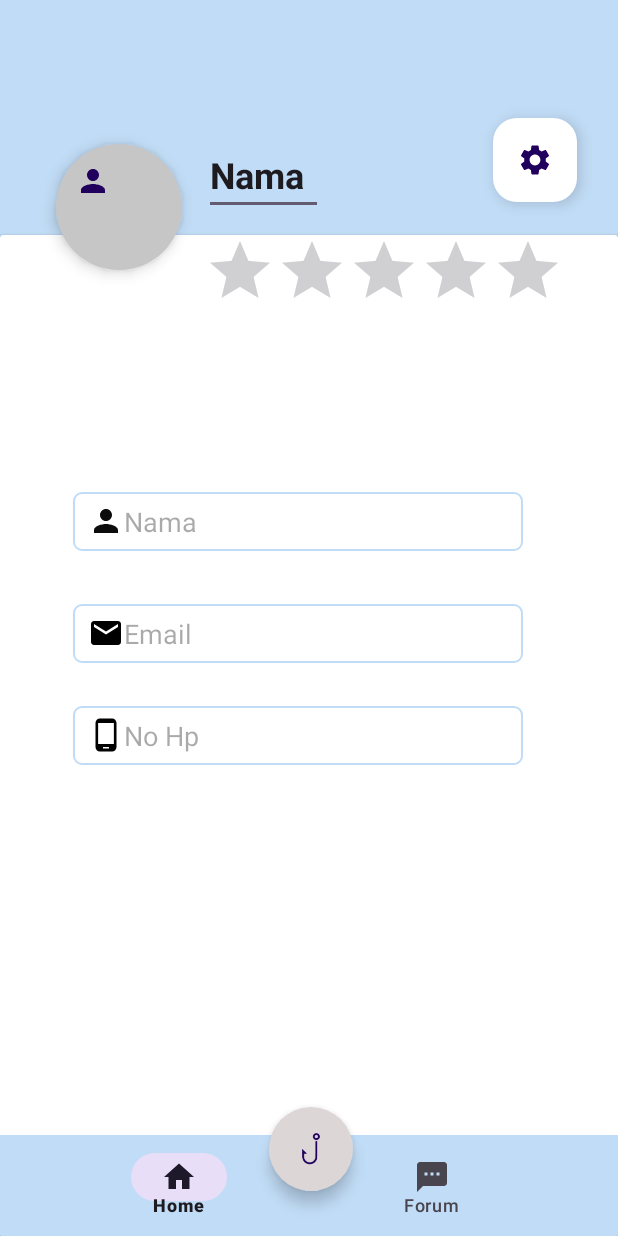
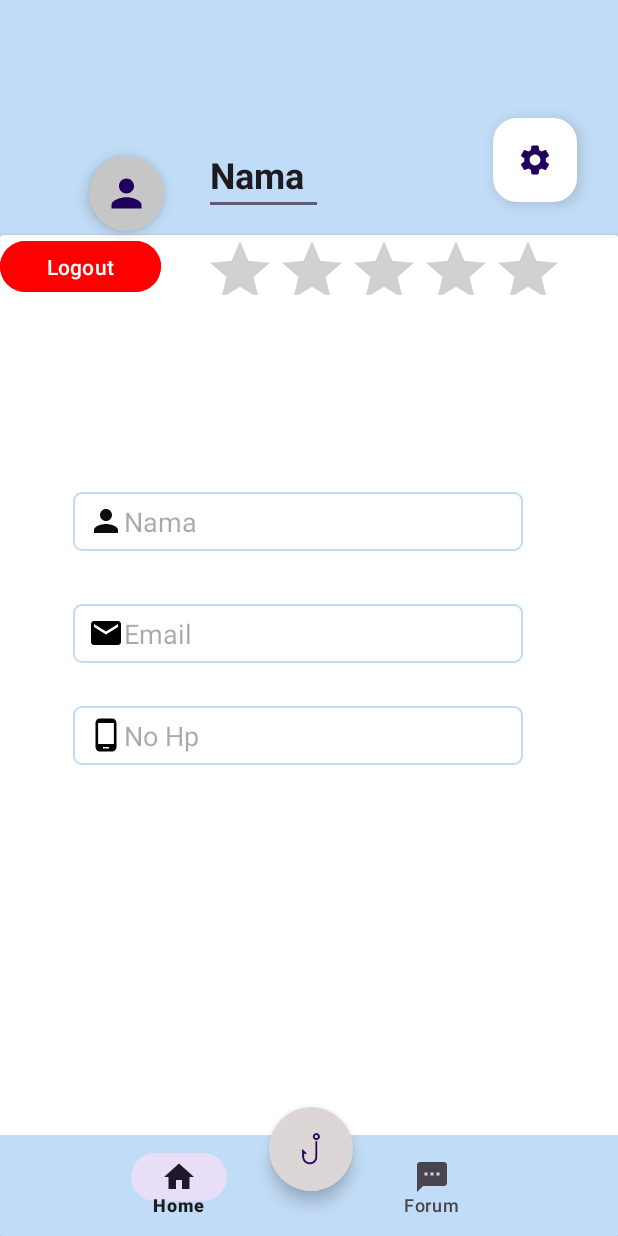
Before and after one commit to Akhdiiyat/Roufish, an Android app: the profile screen opened directly, with no data from a screen before it, on a phone screen of 412 x 824 dp. Run offline under Robolectric (Android 15) with nearby library versions, the phone set to English and light mode, and no system bars.

Commit message:
fix bug button plus minus dihalaman beli langsung
bismiallah ga ada bug lagi

```diff
--- a/app/src/main/java/com/example/roufish/Beli_Langsung.java
+++ b/app/src/main/java/com/example/roufish/Beli_Langsung.java
@@ -12,15 +12,20 @@ import com.google.android.material.floatingactionbutton.FloatingActionButton;
 
 public class Beli_Langsung extends AppCompatActivity {
 
-    private TextView textzero;
+    TextView textzero;
     private int nilaipesanan = 0;
 
+    public void tambahpesanan(int i) {
+        nilaipesanan += i;
+        nilaipesanan = Math.max(0,nilaipesanan);
+        textzero.setText(String.valueOf(nilaipesanan));
+    }
     @Override
     protected void onCreate(Bundle savedInstanceState) {
         super.onCreate(savedInstanceState);
         setContentView(R.layout.activity_beli_langsung);
 
-        TextView textzero = findViewById(R.id.btn_zero);
+        textzero = findViewById(R.id.btn_zero);
         Button plus = findViewById(R.id.btn_plus);
         Button minus = findViewById(R.id.btn_minus);
 
@@ -37,6 +42,7 @@ public class Beli_Langsung extends AppCompatActivity {
         plus.setOnClickListener(new View.OnClickListener() {
             @Override
             public void onClick(View v) {
+
                 tambahpesanan(1);
             }
         });
@@ -44,17 +50,14 @@ public class Beli_Langsung extends AppCompatActivity {
         minus.setOnClickListener(new View.OnClickListener() {
             @Override
             public void onClick(View view) {
+
                 tambahpesanan(-1);
             }
         });
 
 
     }
-    private void tambahpesanan(int i) {
-        nilaipesanan += i;
-        nilaipesanan = Math.max(0,nilaipesanan);
-        textzero.setText(String.valueOf(nilaipesanan));
-    }
+
 
 
 }
--- a/app/src/main/res/layout/activity_beli_langsung.xml
+++ b/app/src/main/res/layout/activity_beli_langsung.xml
@@ -148,6 +148,7 @@
                 android:layout_height="21dp"
                 android:background="@color/white"
                 android:backgroundTint="@color/black"
+                android:textAlignment="center"
                 android:text="0"
                 android:textAllCaps="false"
                 android:textColor="@color/white"
--- a/app/src/main/res/layout/activity_profile.xml
+++ b/app/src/main/res/layout/activity_profile.xml
@@ -58,8 +58,8 @@
 
             <RatingBar
                 android:id="@+id/ratingBar"
-                android:layout_width="236dp"
-                android:layout_height="46dp"
+                android:layout_width="242dp"
+                android:layout_height="40dp"
                 android:layout_marginStart="136dp"
                 android:isIndicator="false"
                 android:numStars="5"
@@ -121,6 +121,15 @@
                 app:layout_constraintStart_toStartOf="parent"
                 app:layout_constraintTop_toTopOf="parent" />
 
+            <Button
+                android:id="@+id/btn_logout"
+                android:layout_width="107dp"
+                android:layout_height="42dp"
+                android:backgroundTint="@color/red"
+                android:text="Logout"
+                tools:layout_editor_absoluteX="152dp"
+                tools:layout_editor_absoluteY="350dp" />
+
 
         </androidx.constraintlayout.widget.ConstraintLayout>
 
@@ -156,10 +165,10 @@
 
     <com.google.android.material.floatingactionbutton.FloatingActionButton
         android:id="@+id/floatingActionButton2"
-        android:layout_width="84dp"
-        android:layout_height="84dp"
+        android:layout_width="51dp"
+        android:layout_height="50dp"
         android:layout_gravity="end|bottom"
-        android:layout_marginTop="96dp"
+        android:layout_marginTop="104dp"
         android:clickable="true"
         android:isScrollContainer="false"
         android:src="@drawable/ic_person"
@@ -167,10 +176,10 @@
         app:backgroundTint="#C6C6C6"
         app:fabCustomSize="50dp"
         app:layout_constraintEnd_toEndOf="parent"
-        app:layout_constraintHorizontal_bias="0.113"
+        app:layout_constraintHorizontal_bias="0.163"
         app:layout_constraintStart_toStartOf="parent"
         app:layout_constraintTop_toTopOf="parent"
-        app:layout_constraintVertical_bias="0.557"
+        app:maxImageSize="30dp"
         app:shapeAppearance="@style/Widget.Material3.CircularProgressIndicator" />
 
 </androidx.constraintlayout.widget.ConstraintLayout>
```
